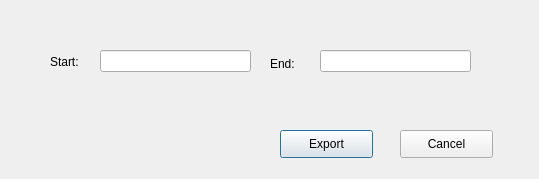
This is uis/weight_period.ui in andrei219/euromedia as Qt 5 draws it before an edit. The edited form follows.
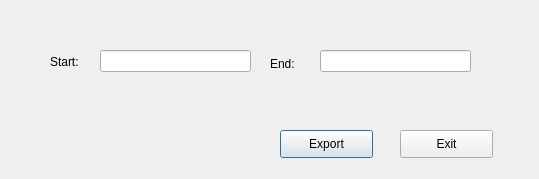
This is the edited form.

What changed in the file:
```diff
--- a/uis/weight_period.ui
+++ b/uis/weight_period.ui
@@ -88,7 +88,7 @@
     </rect>
    </property>
    <property name="text">
-    <string>Cancel</string>
+    <string>Exit</string>
    </property>
   </widget>
  </widget>
```
